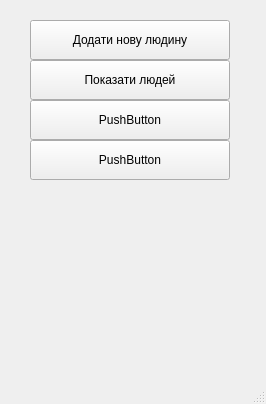
Qt form project_files/manager_menu.ui (positivcheg94/school_db_iasa_MO) before a commit.
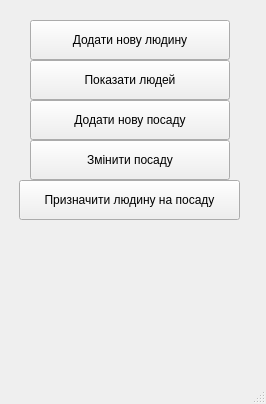
The same form after that commit.

Diff of the .ui file:
```diff
--- a/project_files/manager_menu.ui
+++ b/project_files/manager_menu.ui
@@ -53,7 +53,7 @@
      </rect>
     </property>
     <property name="text">
-     <string>PushButton</string>
+     <string>Додати нову посаду</string>
     </property>
    </widget>
    <widget class="QPushButton" name="pushButton_4">
@@ -66,7 +66,20 @@
      </rect>
     </property>
     <property name="text">
-     <string>PushButton</string>
+     <string>Змінити посаду</string>
+    </property>
+   </widget>
+   <widget class="QPushButton" name="assign_human_job">
+    <property name="geometry">
+     <rect>
+      <x>19</x>
+      <y>180</y>
+      <width>221</width>
+      <height>40</height>
+     </rect>
+    </property>
+    <property name="text">
+     <string>Призначити людину на посаду</string>
     </property>
    </widget>
   </widget>
```
Left out of the diff: 10 changed lines with no effect on the pictures.
